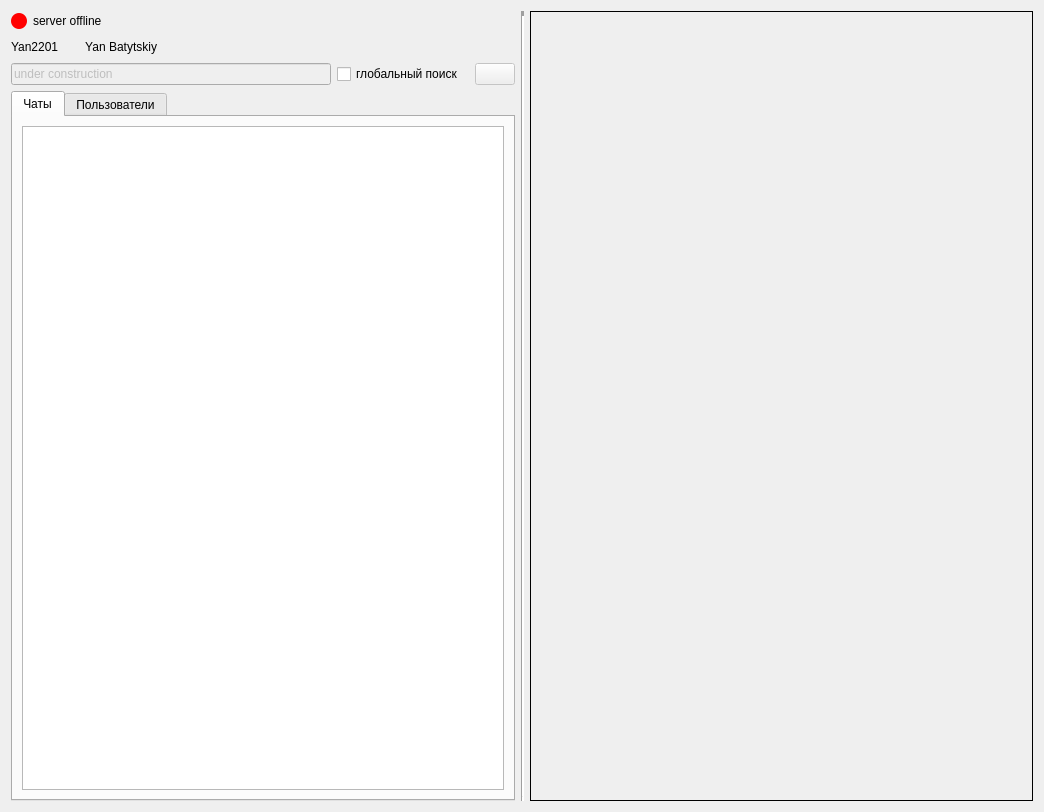
Above: Shark_UI/workWindow.ui from YanBatytskiy/Shark_3_0_Qt before the change. Below: the same form after it.
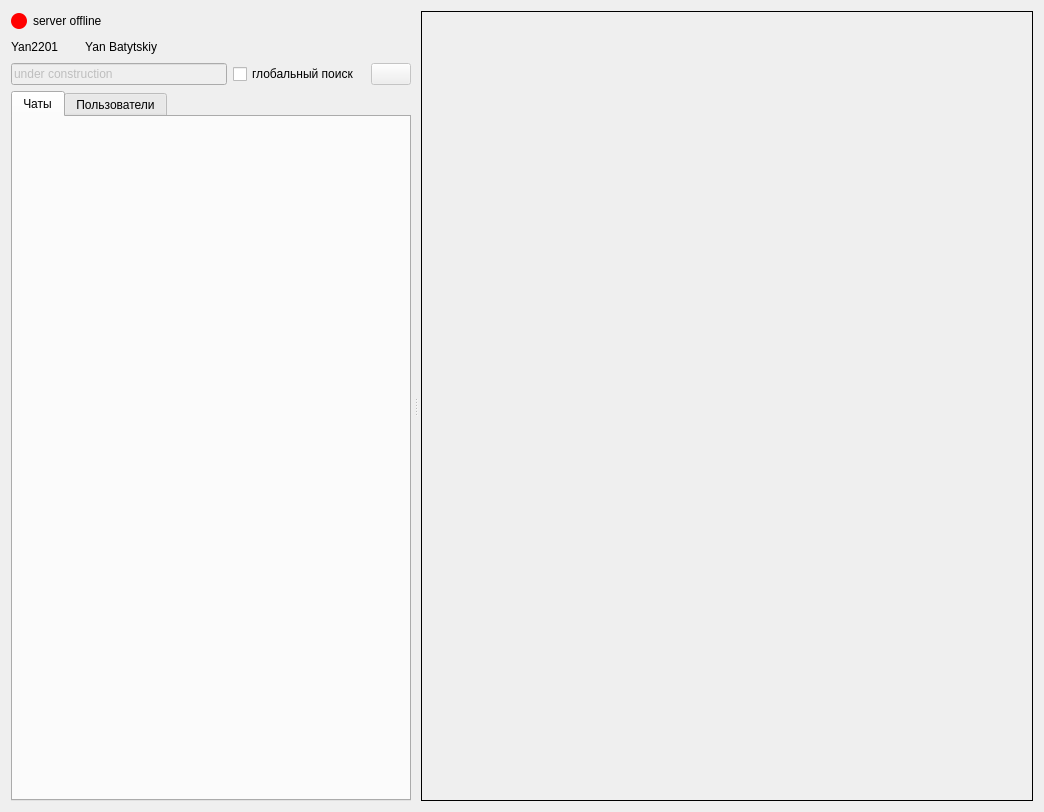
That is the form after the change. The open tabs and pages were chosen to show the change. Icons and pictures are not drawn. Custom widgets are drawn as their Qt base class.

```diff
--- a/Shark_UI/workWindow.ui
+++ b/Shark_UI/workWindow.ui
@@ -1,7 +1,7 @@
 <?xml version="1.0" encoding="UTF-8"?>
 <ui version="4.0">
  <class>work_window</class>
- <widget class="QDialog" name="work_window">
+ <widget class="QWidget" name="work_window">
   <property name="geometry">
    <rect>
     <x>0</x>
@@ -10,14 +10,63 @@
     <height>812</height>
    </rect>
   </property>
+  <property name="sizePolicy">
+   <sizepolicy hsizetype="Expanding" vsizetype="Expanding">
+    <horstretch>0</horstretch>
+    <verstretch>0</verstretch>
+   </sizepolicy>
+  </property>
   <property name="windowTitle">
    <string>Dialog</string>
   </property>
-  <layout class="QHBoxLayout" name="horizontalLayout_6">
+  <layout class="QVBoxLayout" name="verticalLayout_5">
+   <item>
+    <widget class="QSplitter" name="splitter">
+     <property name="orientation">
+      <enum>Qt::Orientation::Horizontal</enum>
+     </property>
+     <property name="handleWidth">
+      <number>10</number>
+     </property>
+     <property name="childrenCollapsible">
+      <bool>false</bool>
+     </property>
+     <widget class="QWidget" name="leftPane" native="true">
+      <property name="sizePolicy">
+       <sizepolicy hsizetype="Preferred" vsizetype="Expanding">
+        <horstretch>0</horstretch>
+        <verstretch>0</verstretch>
+       </sizepolicy>
+      </property>
+      <property name="minimumSize">
+       <size>
+        <width>320</width>
+        <height>0</height>
+       </size>
+      </property>
+      <property name="maximumSize">
+       <size>
+        <width>400</width>
+        <height>16777215</height>
+       </size>
+      </property>
+      <layout class="QVBoxLayout" name="verticalLayout_4">
+       <property name="leftMargin">
+        <number>0</number>
+       </property>
+       <property name="topMargin">
+        <number>0</number>
+       </property>
+       <property name="rightMargin">
+        <number>0</number>
+       </property>
+       <property name="bottomMargin">
+        <number>0</number>
+       </property>
    <item>
     <layout class="QVBoxLayout" name="verticalLayout_3">
      <property name="sizeConstraint">
-      <enum>QLayout::SizeConstraint::SetMinimumSize</enum>
+          <enum>QLayout::SizeConstraint::SetDefaultConstraint</enum>
      </property>
      <item>
       <layout class="QHBoxLayout" name="horizontalLayout">
@@ -223,15 +272,7 @@
         <attribute name="title">
          <string>Чаты</string>
         </attribute>
-        <layout class="QVBoxLayout" name="verticalLayout_2">
-         <item>
-          <widget class="QListView" name="chatListView">
-           <property name="mouseTracking">
-            <bool>true</bool>
-           </property>
-          </widget>
-         </item>
-        </layout>
+            <layout class="QVBoxLayout" name="verticalLayout_2"/>
        </widget>
        <widget class="QWidget" name="userListTab">
         <property name="sizePolicy">
@@ -305,20 +346,11 @@
      </item>
     </layout>
    </item>
-   <item>
-    <widget class="Line" name="line">
-     <property name="lineWidth">
-      <number>5</number>
-     </property>
-     <property name="orientation">
-      <enum>Qt::Orientation::Vertical</enum>
-     </property>
-    </widget>
-   </item>
-   <item>
+      </layout>
+     </widget>
     <widget class="QStackedWidget" name="chatUserDataStackedWidget">
      <property name="sizePolicy">
-      <sizepolicy hsizetype="Preferred" vsizetype="Preferred">
+       <sizepolicy hsizetype="Minimum" vsizetype="Expanding">
        <horstretch>0</horstretch>
        <verstretch>0</verstretch>
       </sizepolicy>
@@ -332,9 +364,18 @@
      <widget class="QWidget" name="editChatPage"/>
      <widget class="QWidget" name="userViewPage"/>
     </widget>
+    </widget>
    </item>
   </layout>
  </widget>
+ <customwidgets>
+  <customwidget>
+   <class>ChatListViewScreen</class>
+   <extends>QWidget</extends>
+   <header>chat_list_view_screen.h</header>
+   <container>1</container>
+  </customwidget>
+ </customwidgets>
  <resources/>
  <connections/>
 </ui>
```
Left out of the diff: 4 changed lines with no effect on the pictures. Lines whose indentation alone changed are shown as unchanged.
